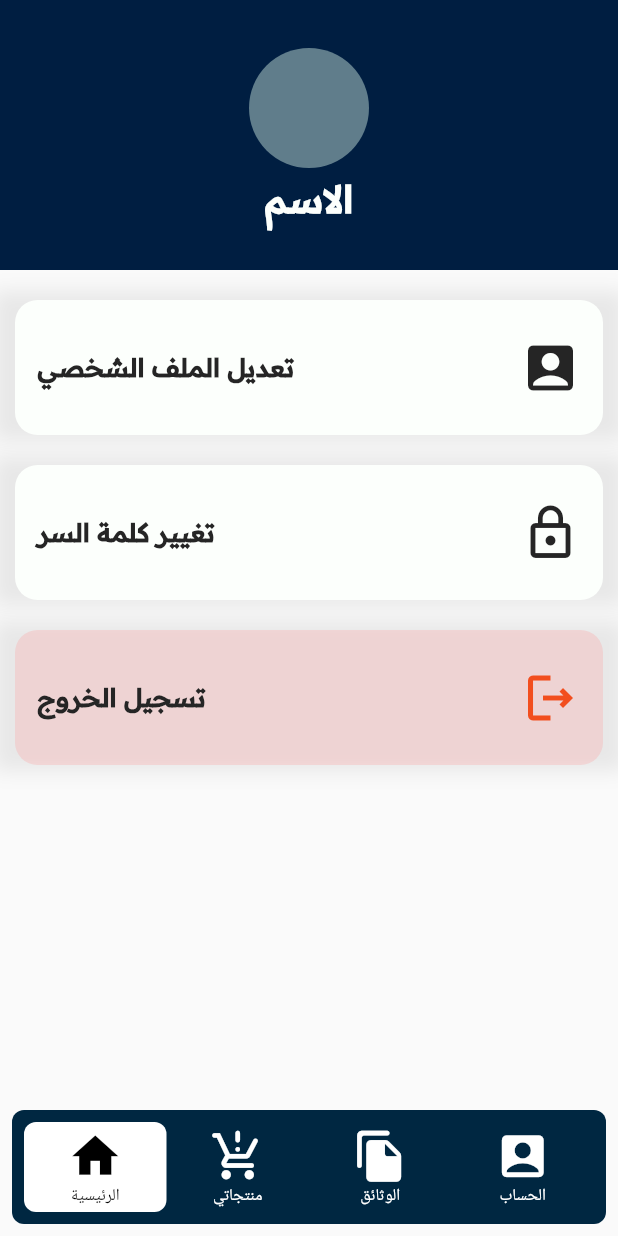
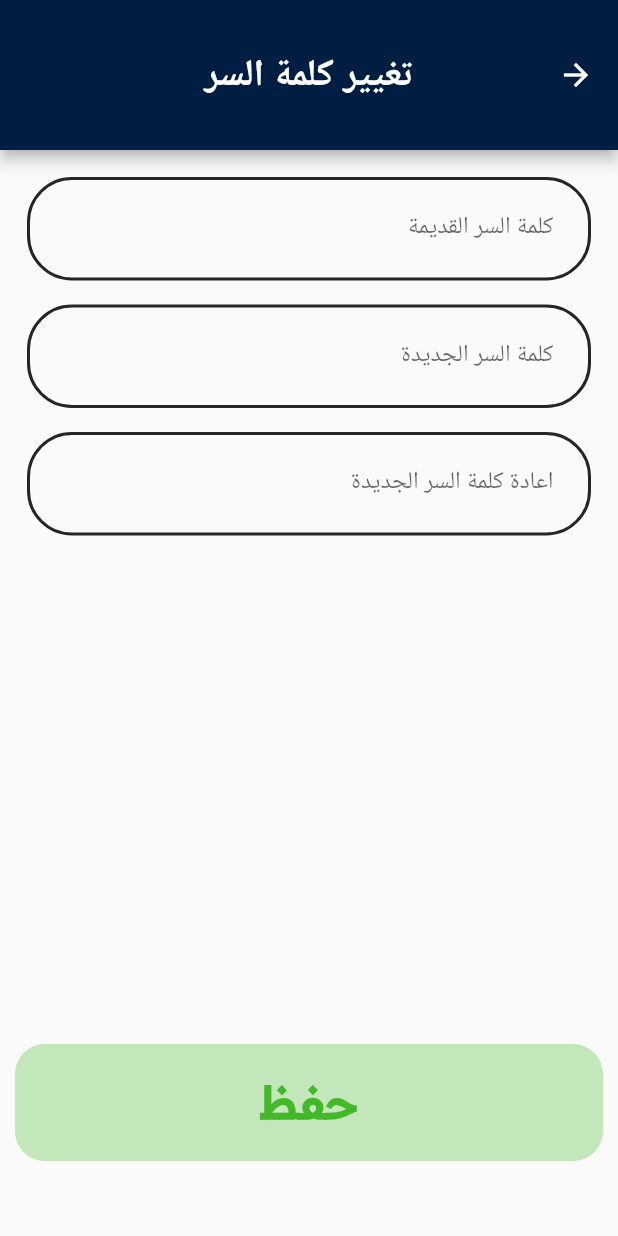
Before and after one commit to ion7l/Graduation_Project_Ajar, a Flutter app: the Account screen opened directly, after a tap on "تغيير كلمة السر", on a phone screen of 412 x 824 dp. Run offline on Flutter 3.47's test engine with Material 2 defaults, Android fonts, the phone set to English and light mode, and no system bars; drawn by our look-alikes of floating_bottom_navigation_bar; our stand-ins replace smooth_page_indicator.

Commit message:
Add Page new_Password And Updata in Account Section And Add File Name is Account It Contains Page Account 'new_name.dart, new_Password'

```diff
--- a/lib/main.dart
+++ b/lib/main.dart
@@ -1,8 +1,9 @@
 import 'package:flutter/material.dart';
 import 'package:graduation_project/Keys/Login.dart';
 import 'package:graduation_project/Keys/Sinup.dart';
+import 'package:graduation_project/veiwUser/account/new_Password.dart';
 import 'package:graduation_project/veiwUser/main_veiw.dart';
-import 'package:graduation_project/veiwUser/new_name.dart';
+import 'package:graduation_project/veiwUser/account/new_name.dart';
 import 'package:provider/provider.dart';
 import 'Start/start.dart';
 
@@ -29,7 +30,8 @@ class MyApp extends StatelessWidget {
             "login": (context) => Login(),
             "sinup": (context) => Sinup(),
             "veiwMain": (context) => MainVeiw(),
-            "newName":(context) => NewName()
+            "newName":(context) => NewName(),
+            "newPassword":(context) => NewPassword()
           },
         ));
   }
--- a/lib/veiwUser/account.dart
+++ b/lib/veiwUser/account.dart
@@ -125,7 +125,10 @@ class _AccountState extends State<Account> {
                 ],
               ),
               child: TextButton(
-                  onPressed: () {},
+                  onPressed: () {
+                    Navigator.of(context).pushNamedAndRemoveUntil(
+                        "newPassword", (route) => true);
+                  },
                   style: TextButton.styleFrom(
                     padding: EdgeInsets.symmetric(horizontal: 15, vertical: 25),
                     backgroundColor: Color.fromRGBO(252, 255, 252, 1),
--- /dev/null
+++ b/lib/veiwUser/account/new_Password.dart
@@ -0,0 +1,132 @@
+import 'package:flutter/material.dart';
+
+class NewPassword extends StatefulWidget {
+  const NewPassword({super.key});
+
+  @override
+  State<NewPassword> createState() => _NewPasswordState();
+}
+
+class _NewPasswordState extends State<NewPassword> {
+  @override
+  Widget build(BuildContext context) {
+    double screenWidth = MediaQuery.of(context).size.height;
+    return Directionality(
+        textDirection: TextDirection.rtl,
+        child: Scaffold(
+          appBar: AppBar(
+            title: const Text(
+              "تغيير كلمة السر",
+              style: TextStyle(fontSize: 25, fontWeight: FontWeight.w600),
+            ),
+            centerTitle: true,
+            toolbarHeight: 100,
+            backgroundColor: Color.fromRGBO(0, 30, 65, 1),
+          ),
+          extendBody: true,
+          body: Padding(
+            padding: const EdgeInsets.all(10),
+            child: Form(
+              child: SingleChildScrollView(
+                child: Container(
+                  height: screenWidth - 160,
+                  child: Column(
+                    mainAxisAlignment: MainAxisAlignment.spaceBetween,
+                    children: [
+                      Column(
+                        children: [
+                          Padding(
+                            padding: const EdgeInsets.all(8.0),
+                            child: TextFormField(
+                                textDirection: TextDirection.rtl,
+                                decoration: const InputDecoration(
+                                  labelText: "كلمة السر القديمة",
+                                  contentPadding: EdgeInsets.all(25),
+                                  enabledBorder: OutlineInputBorder(
+                                      borderSide: BorderSide(
+                                          width: 2,
+                                          color: Color.fromRGBO(37, 37, 37, 1)),
+                                      borderRadius: BorderRadius.all(
+                                          Radius.circular(30))),
+                                  border: OutlineInputBorder(
+                                      borderSide: BorderSide(
+                                          width: 2,
+                                          color: Color.fromRGBO(37, 37, 37, 1)),
+                                      borderRadius: BorderRadius.all(
+                                          Radius.circular(30))),
+                                )),
+                          ),
+                          Padding(
+                            padding: const EdgeInsets.all(8.0),
+                            child: TextFormField(
+                                textDirection: TextDirection.rtl,
+                                decoration: const InputDecoration(
+                                  labelText: "كلمة السر الجديدة",
+                                  contentPadding: EdgeInsets.all(25),
+                                  enabledBorder: OutlineInputBorder(
+                                      borderSide: BorderSide(
+                                          width: 2,
+                                          color: Color.fromRGBO(37, 37, 37, 1)),
+                                      borderRadius: BorderRadius.all(
+                                          Radius.circular(30))),
+                                  border: OutlineInputBorder(
+                                      borderSide: BorderSide(
+                                          width: 2,
+                                          color: Color.fromRGBO(37, 37, 37, 1)),
+                                      borderRadius: BorderRadius.all(
+                                          Radius.circular(30))),
+                                )),
+                          ),
+                          Padding(
+                            padding: const EdgeInsets.all(8.0),
+                            child: TextFormField(
+                                textDirection: TextDirection.rtl,
+                                decoration: const InputDecoration(
+                                  labelText: "اعادة كلمة السر الجديدة",
+                                  contentPadding: EdgeInsets.all(25),
+                                  enabledBorder: OutlineInputBorder(
+                                      borderSide: BorderSide(
+                                          width: 2,
+                                          color: Color.fromRGBO(37, 37, 37, 1)),
+                                      borderRadius: BorderRadius.all(
+                                          Radius.circular(30))),
+                                  border: OutlineInputBorder(
+                                      borderSide: BorderSide(
+                                          width: 2,
+                                          color: Color.fromRGBO(37, 37, 37, 1)),
+                                      borderRadius: BorderRadius.all(
+                                          Radius.circular(30))),
+                                )),
+                          ),
+                        ],
+                      ),
+                      Container(
+                        width: double.infinity,
+                        decoration: BoxDecoration(
+                            color: Color.fromRGBO(67, 185, 41, 0.30),
+                            borderRadius:
+                                BorderRadius.all(Radius.circular(20))),
+                        child: TextButton(
+                            style: ButtonStyle(
+                                padding: MaterialStatePropertyAll(
+                                    EdgeInsets.symmetric(vertical: 20))),
+                            onPressed: () {},
+                            child: Text(
+                              "حفظ",
+                              textAlign: TextAlign.center,
+                              style: TextStyle(
+                                  fontSize: 30,
+                                  fontWeight: FontWeight.bold,
+                                  color: Color.fromRGBO(67, 185, 41, 1),
+                                  fontFamily: "ReadexPro"),
+                            )),
+                      ),
+                    ],
+                  ),
+                ),
+              ),
+            ),
+          ),
+        ));
+  }
+}
--- a/lib/veiwUser/documents.dart
+++ b/lib/veiwUser/documents.dart
@@ -48,7 +48,10 @@ class _DocumentsState extends State<Documents> {
         ),
       ),
       body: const Center(
-        child: Text("Documents"),
+        child: Text(
+          "جاري العمل",
+          style: TextStyle(fontSize: 28),
+        ),
       ),
     );
   }
--- a/lib/veiwUser/products.dart
+++ b/lib/veiwUser/products.dart
@@ -36,7 +36,9 @@ class _ProductsState extends State<Products> {
           iconSize: 37,
           items: [
             FloatingNavbarItem(icon: Icons.home, title: "الرئيسية"),
-            FloatingNavbarItem(icon: Icons.production_quantity_limits_rounded, title: "منتجاتي"),
+            FloatingNavbarItem(
+                icon: Icons.production_quantity_limits_rounded,
+                title: "منتجاتي"),
             FloatingNavbarItem(
               icon: Icons.file_copy_rounded,
               title: "الوثائق",
@@ -47,7 +49,10 @@ class _ProductsState extends State<Products> {
         ),
       ),
       body: const Center(
-        child: Text("Products"),
+        child: Text(
+          "جاري العمل",
+          style: TextStyle(fontSize: 28),
+        ),
       ),
     );
   }
```
Also changed, not shown: lib/veiwUser/account/new_name.dart (renamed from lib/veiwUser/new_name.dart).
